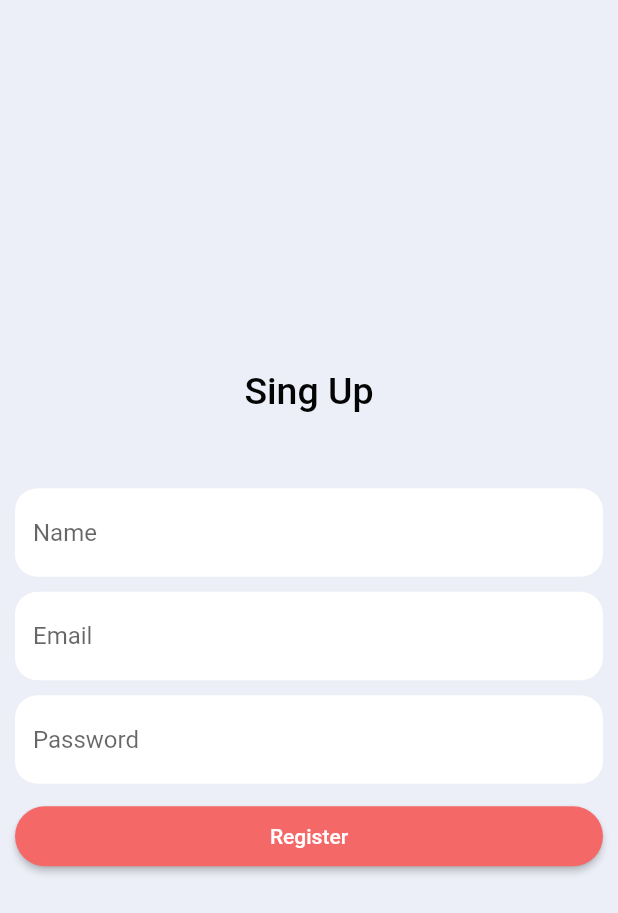
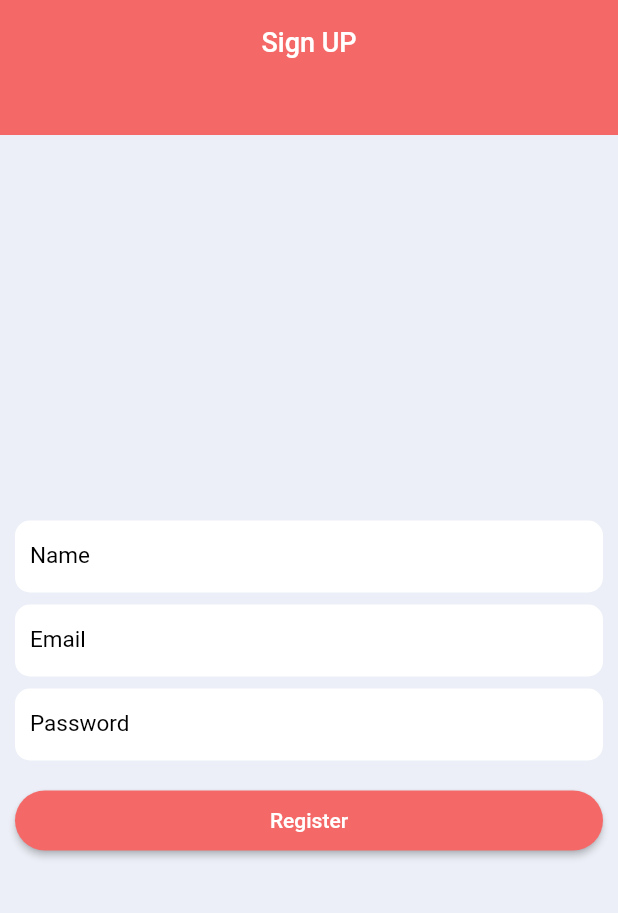
Before and after one commit to msnmuhsinpt/flutter_auth, a Flutter app: the screen it shows after launch, after a tap on "Sign Up", on a phone screen of 412 x 824 dp. Shown: the top 913 px of the screen. Run offline on Flutter 3.47's test engine with Material 2 defaults, Android fonts, the phone set to English and light mode, and no system bars; our stand-ins replace firebase_auth, firebase_core; accounts and stored records are empty.

```diff
--- a/lib/service/auth.dart
+++ b/lib/service/auth.dart
@@ -12,10 +12,15 @@ class AuthService {
 
   //auth change  user stream
 
-  Stream<UserList?> get user {
-    return _auth
-        .authStateChanges()
-        .map((User? user) => _userFromFirebase(user!));
+  Stream<UserList?>? get user {
+    try {
+      return _auth
+          .authStateChanges()
+          .map((User? user) => _userFromFirebase(user!));
+    } catch (e) {
+      print(e.toString());
+    }
+    return null;
   }
 
   //signIn anon
@@ -37,7 +42,7 @@ class AuthService {
       String name, String email, String password) async {
     try {
       UserCredential result = await _auth.createUserWithEmailAndPassword(
-          email: email, password: password);
+          email: email.trim(), password: password);
       User? user = result.user;
       return _userFromFirebase(user!);
     } catch (e) {
--- a/lib/service/wrapper.dart
+++ b/lib/service/wrapper.dart
@@ -1,8 +1,9 @@
 import 'package:flutter/material.dart';
 import 'package:flutter_auth/model/user_list.dart';
-import 'package:flutter_auth/ui/home_screen.dart';
-import 'package:flutter_auth/ui/loginscreen.dart';
+import 'package:flutter_auth/ui/screens/home_screen.dart';
 import 'package:provider/provider.dart';
+
+import '../ui/screens/login_screen.dart';
 
 class Wrapper extends StatelessWidget {
   const Wrapper({Key? key}) : super(key: key);
@@ -12,9 +13,11 @@ class Wrapper extends StatelessWidget {
     final user = Provider.of<UserList?>(context);
     if (user == null) {
       print("Not Login");
+      print(user.toString());
       return const LoginScreen();
     } else {
       print("Login");
+      print(user.toString());
       return const HomeScreen();
     }
   }
--- a/lib/ui/home_screen.dart
+++ /dev/null
@@ -1,48 +0,0 @@
-import 'package:flutter/material.dart';
-import 'package:flutter_auth/service/auth.dart';
-import 'package:flutter_auth/ui/loginscreen.dart';
-import 'package:flutter_auth/utils/appColor.dart';
-
-class HomeScreen extends StatefulWidget {
-  const HomeScreen({Key? key}) : super(key: key);
-
-  @override
-  State<HomeScreen> createState() => _HomeScreenState();
-}
-
-class _HomeScreenState extends State<HomeScreen> {
-  final AuthService _auth = AuthService();
-
-  @override
-  Widget build(BuildContext context) {
-    return Scaffold(
-      appBar: AppBar(
-        backgroundColor: AppColor.lightRed,
-        leading: Container(),
-        centerTitle: true,
-        title: const Text("Home"),
-        actions: [
-          TextButton(
-            onPressed: () async {
-              await _auth.userSignOut();
-              Navigator.push(
-                context,
-                MaterialPageRoute(builder: (context) => const LoginScreen()),
-              );
-            },
-            child: const Text(
-              "Sign Out",
-              style: TextStyle(
-                  fontWeight: FontWeight.w500,
-                  color: AppColor.white,
-                  fontSize: 17),
-            ),
-          ),
-        ],
-      ),
-      body: const Center(
-        child: Text('Appziac Technology'),
-      ),
-    );
-  }
-}
--- a/lib/ui/register_screen.dart
+++ /dev/null
@@ -1,151 +0,0 @@
-import 'package:flutter/material.dart';
-import 'package:flutter_auth/service/auth.dart';
-import 'package:flutter_auth/ui/home_screen.dart';
-
-import '../utils/appColor.dart';
-import '../utils/constant.dart';
-
-class RegisterScreen extends StatefulWidget {
-  const RegisterScreen({Key? key}) : super(key: key);
-
-  @override
-  State<RegisterScreen> createState() => _RegisterScreenState();
-}
-
-class _RegisterScreenState extends State<RegisterScreen> {
-  String error = "";
-  final AuthService _auth = AuthService();
-  final formKey = GlobalKey<FormState>();
-
-  //
-  TextEditingController nameController = TextEditingController();
-  TextEditingController emailController = TextEditingController();
-  TextEditingController passwordController = TextEditingController();
-
-  @override
-  Widget build(BuildContext context) {
-    return Scaffold(
-      resizeToAvoidBottomInset: false,
-      body: Container(
-        width: screenWidth(context),
-        color: AppColor.bgWhite,
-        child: Form(
-          key: formKey,
-          child: Column(
-            mainAxisAlignment: MainAxisAlignment.center,
-            children: [
-              const Text(
-                'Sing Up',
-                style: TextStyle(
-                    fontSize: 25,
-                    fontWeight: FontWeight.w500,
-                    color: AppColor.black),
-              ),
-              const SizedBox(
-                height: 50,
-              ),
-              SizedBox(
-                width: screenWidth(context) - 20,
-                child: TextFormField(
-                  controller: nameController,
-                  keyboardType: TextInputType.name,
-                  decoration: InputDecoration(
-                    border: OutlineInputBorder(
-                      borderRadius: BorderRadius.circular(15),
-                      borderSide: BorderSide.none,
-                    ),
-                    filled: true,
-                    fillColor: AppColor.white,
-                    hintText: 'Name',
-                  ),
-                  onSaved: (String? value) {
-                    // This optional block of code can be used to run
-                    // code when the user saves the form.
-                  },
-                  validator: (val) => val!.isEmpty ? 'Enter Name' : null,
-                ),
-              ),
-              const SizedBox(
-                height: 10,
-              ),
-              SizedBox(
-                width: screenWidth(context) - 20,
-                child: TextFormField(
-                  controller: emailController,
-                  keyboardType: TextInputType.name,
-                  decoration: InputDecoration(
-                    border: OutlineInputBorder(
-                      borderRadius: BorderRadius.circular(15),
-                      borderSide: BorderSide.none,
-                    ),
-                    filled: true,
-                    fillColor: AppColor.white,
-                    hintText: 'Email',
-                  ),
-                  onSaved: (String? value) {
-                    // This optional block of code can be used to run
-                    // code when the user saves the form.
-                  },
-                  validator: (val) => val!.isEmpty ? 'Enter Email' : null,
-                ),
-              ),
-              const SizedBox(
-                height: 10,
-              ),
-              SizedBox(
-                width: screenWidth(context) - 20,
-                child: TextFormField(
-                  controller: passwordController,
-                  keyboardType: TextInputType.visiblePassword,
-                  decoration: InputDecoration(
-                    filled: true,
-                    fillColor: AppColor.white,
-                    border: OutlineInputBorder(
-                      borderRadius: BorderRadius.circular(15),
-                      borderSide: BorderSide.none,
-                    ),
-                    hintText: 'Password',
-                  ),
-                  onSaved: (String? value) {
-                    // This optional block of code can be used to run
-                    // code when the user saves the form.
-                  },
-                  validator: (val) =>
-                      val!.length < 6 ? 'Enter Password 6+ character' : null,
-                ),
-              ),
-              const SizedBox(
-                height: 15,
-              ),
-              SizedBox(
-                width: screenWidth(context) - 20,
-                height: 40,
-                child: ElevatedButton(
-                    style: ElevatedButton.styleFrom(
-                        primary: AppColor.lightRed,
-                        shape: RoundedRectangleBorder(
-                          borderRadius: BorderRadius.circular(20),
-                        )),
-                    onPressed: () async {
-                      if (formKey.currentState!.validate()) {
-                        dynamic result = await _auth.signInWithEmailAndPassword(
-                          nameController.text.toString(),
-                          emailController.text.toString(),
-                          passwordController.text.toString(),
-                        );
-                        if (result == null) {
-                          setState(() => error = 'Please supply a valid email');
-                        } else {
-                          const HomeScreen();
-                        }
-                      }
-                    },
-                    child: const Text('Register')),
-              )
-            ],
-          ),
-        ),
-      ),
-    );
-  }
-}
--- /dev/null
+++ b/lib/ui/screens/home_screen.dart
@@ -0,0 +1,47 @@
+import 'package:flutter/material.dart';
+import 'package:flutter_auth/service/auth.dart';
+import 'package:flutter_auth/ui/widget/common/app_text_view.dart';
+import 'package:flutter_auth/utils/app_color.dart';
+
+class HomeScreen extends StatefulWidget {
+  const HomeScreen({Key? key}) : super(key: key);
+
+  @override
+  State<HomeScreen> createState() => _HomeScreenState();
+}
+
+class _HomeScreenState extends State<HomeScreen> {
+  final AuthService _auth = AuthService();
+
+  @override
+  Widget build(BuildContext context) {
+    return Scaffold(
+      appBar: AppBar(
+        leading: Container(),
+        title: appTextView(name: 'Home', isBold: true, size: 18,color: AppColor.white),
+        centerTitle: true,
+        actions: [
+          TextButton(
+            onPressed: () {
+              sighOut();
+            },
+            child: appTextView(name: 'Sign Out', size: 16,color: AppColor.white),
+          ),
+        ],
+        backgroundColor: AppColor.lightRed,
+      ),
+      body: Center(
+        child: Column(
+          mainAxisAlignment: MainAxisAlignment.center,
+          children: [
+            appTextView(name: 'Appziac Technologies', isBold: true),
+          ],
+        ),
+      ),
+    );
+  }
+
+  void sighOut() {
+    _auth.userSignOut();
+  }
+}
--- a/lib/ui/loginscreen.dart
+++ b/lib/ui/screens/login_screen.dart
@@ -1,10 +1,13 @@
 import 'package:flutter/material.dart';
 import 'package:flutter_auth/service/auth.dart';
-import 'package:flutter_auth/ui/home_screen.dart';
-import 'package:flutter_auth/ui/register_screen.dart';
+import 'package:flutter_auth/ui/screens/home_screen.dart';
+import 'package:flutter_auth/ui/screens/register_screen.dart';
+import 'package:flutter_auth/ui/widget/common/app_text_field.dart';
+import 'package:flutter_auth/ui/widget/common/app_text_view.dart';
+import 'package:flutter_auth/ui/widget/common/common_widget.dart';
 
-import '../utils/appColor.dart';
-import '../utils/constant.dart';
+import '../../utils/app_color.dart';
+import '../../utils/constant.dart';
 
 class LoginScreen extends StatefulWidget {
   const LoginScreen({Key? key}) : super(key: key);
@@ -15,6 +18,8 @@ class LoginScreen extends StatefulWidget {
 
 class _LoginScreenState extends State<LoginScreen> {
   final AuthService _auth = AuthService();
+  TextEditingController userNameController = TextEditingController();
+  TextEditingController passwordController = TextEditingController();
 
   @override
   Widget build(BuildContext context) {
@@ -26,9 +31,11 @@ class _LoginScreenState extends State<LoginScreen> {
         child: Column(
           mainAxisAlignment: MainAxisAlignment.center,
           children: [
+            // login UI
             loginUi(context),
+            // account login
             Row(
-              mainAxisAlignment: MainAxisAlignment.center,
+              mainAxisAlignment: MainAxisAlignment.spaceEvenly,
               children: [
                 Container(
                   decoration: BoxDecoration(
@@ -42,9 +49,6 @@ class _LoginScreenState extends State<LoginScreen> {
                         Image.asset('assets/images/ic_google.png', width: 45),
                   ),
                 ),
-                const SizedBox(
-                  width: 20,
-                ),
                 Container(
                   decoration: BoxDecoration(
                     color: AppColor.bgWhite,
@@ -55,9 +59,6 @@ class _LoginScreenState extends State<LoginScreen> {
                     padding: const EdgeInsets.all(5),
                     child: Image.asset('assets/images/ic_apple.png', width: 45),
                   ),
-                ),
-                const SizedBox(
-                  width: 20,
                 ),
                 Container(
                   decoration: BoxDecoration(
@@ -70,9 +71,6 @@ class _LoginScreenState extends State<LoginScreen> {
                     child:
                         Image.asset('assets/images/ic_facebook.png', width: 45),
                   ),
-                ),
-                const SizedBox(
-                  width: 20,
                 ),
                 InkWell(
                   child: Container(
@@ -102,7 +100,7 @@ class _LoginScreenState extends State<LoginScreen> {
                   },
                 ),
               ],
-            )
+            ),
           ],
         ),
       ),
@@ -112,50 +110,30 @@ class _LoginScreenState extends State<LoginScreen> {
   Widget loginUi(BuildContext context) {
     return Column(
       children: [
-        const Text(
-          'Welcome',
-          style: TextStyle(
-              fontSize: 25, fontWeight: FontWeight.w500, color: AppColor.black),
+        appTextView(
+          isBold: true,
+          size: 20,
+          name: 'Welcome',
         ),
         const SizedBox(
           height: 50,
         ),
-        Container(
-          padding: const EdgeInsets.only(left: 10, right: 10),
-          width: screenWidth(context) - 50,
-          height: 50,
-          decoration: BoxDecoration(
-              color: AppColor.white, borderRadius: BorderRadius.circular(15)),
-          child: const TextField(
-            //controller: passwordController,
-            decoration: InputDecoration(
-                border: InputBorder.none,
-                hintText: 'User Name',
-                hintStyle: TextStyle(color: Colors.black26)),
+        AppTextField(
+          controller: userNameController,
+          hintText: 'UserName',
+          inputAction: TextInputAction.next,
+          inputType: TextInputType.name,
         ),
+        dividerH(),
+        AppTextField(
+          controller: passwordController,
+          hintText: 'password',
+          inputAction: TextInputAction.done,
+          inputType: TextInputType.visiblePassword,
         ),
-        const SizedBox(
-          height: 15,
-        ),
-        Container(
-          padding: const EdgeInsets.only(left: 10, right: 10),
-          width: screenWidth(context) - 50,
-          height: 50,
-          decoration: BoxDecoration(
-              color: AppColor.white, borderRadius: BorderRadius.circular(15)),
-          child: const TextField(
-            //controller: passwordController,
-            decoration: InputDecoration(
-                border: InputBorder.none,
-                hintText: 'Password',
-                hintStyle: TextStyle(color: Colors.black26)),
-          ),
-        ),
-        const SizedBox(
-          height: 20,
-        ),
+        dividerH(),
         SizedBox(
-          width: screenWidth(context) - 50,
+          width: screenWidth(context) - 20,
           height: 50,
           child: ElevatedButton(
             style: ElevatedButton.styleFrom(
@@ -164,37 +142,31 @@ class _LoginScreenState extends State<LoginScreen> {
                   borderRadius: BorderRadius.circular(10),
                 )),
             onPressed: () {},
-              child: const Text(
-                'Sign In',
-                style: TextStyle(
-                    fontWeight: FontWeight.w500,
-                    fontSize: 16,
-                    color: AppColor.white),
-              )),
+            child: appTextView(
+                name: 'Login', color: AppColor.white, isBold: true, size: 16),
           ),
-        const SizedBox(
-          height: 20,
         ),
+        dividerH(),
         Row(
           mainAxisAlignment: MainAxisAlignment.center,
           children: [
-            const Text('I have no account'),
+            appTextView(name: ' I have no account'),
             TextButton(
               onPressed: () {
                 Navigator.push(
                   context,
                   MaterialPageRoute(
-                      builder: (context) => const RegisterScreen()),
+                    builder: (context) => const RegisterScreen(),
+                  ),
                 );
               },
-              child: const Text(
-                'Sign Up',
-                style: TextStyle(fontWeight: FontWeight.bold),
-              ),
+              child: appTextView(
+                  name: 'Sign Up', isBold: true, color: AppColor.lightBlue),
             ),
           ],
         ),
-        Row(children: [
+        Row(
+          children: [
             Expanded(
               child: Container(
                 margin: const EdgeInsets.only(right: 10, left: 25),
@@ -204,7 +176,7 @@ class _LoginScreenState extends State<LoginScreen> {
                 ),
               ),
             ),
-          const Text('or continue with'),
+            appTextView(name: 'or continue with'),
             Expanded(
               child: Container(
                   margin: const EdgeInsets.only(right: 25, left: 10),
@@ -213,10 +185,9 @@ class _LoginScreenState extends State<LoginScreen> {
                     color: AppColor.black,
                   )),
             ),
-        ]),
-        const SizedBox(
-          height: 20,
+          ],
         ),
+        dividerH(),
       ],
     );
   }
--- /dev/null
+++ b/lib/ui/screens/register_screen.dart
@@ -0,0 +1,93 @@
+import 'package:flutter/material.dart';
+import 'package:flutter_auth/service/auth.dart';
+import 'package:flutter_auth/ui/screens/home_screen.dart';
+import 'package:flutter_auth/ui/widget/common/app_appBar.dart';
+import 'package:flutter_auth/ui/widget/common/app_text_field.dart';
+import 'package:flutter_auth/ui/widget/common/common_widget.dart';
+
+import '../../utils/app_color.dart';
+import '../../utils/constant.dart';
+
+class RegisterScreen extends StatefulWidget {
+  const RegisterScreen({Key? key}) : super(key: key);
+
+  @override
+  State<RegisterScreen> createState() => _RegisterScreenState();
+}
+
+class _RegisterScreenState extends State<RegisterScreen> {
+  String error = "";
+  final AuthService _auth = AuthService();
+  final formKey = GlobalKey<FormState>();
+
+  //
+  TextEditingController nameController = TextEditingController();
+  TextEditingController emailController = TextEditingController();
+  TextEditingController passwordController = TextEditingController();
+
+  @override
+  Widget build(BuildContext context) {
+    return Scaffold(
+      resizeToAvoidBottomInset: false,
+      appBar: AppAppBar(
+        name: 'Sign UP',
+      ),
+      body: Container(
+        width: screenWidth(context),
+        color: AppColor.bgWhite,
+        child: Form(
+          key: formKey,
+          child: Column(
+            mainAxisAlignment: MainAxisAlignment.center,
+            children: [
+              AppTextField(
+                  controller: nameController,
+                  hintText: 'Name',
+                  inputAction: TextInputAction.next,
+                  inputType: TextInputType.name),
+              dividerSH(),
+              AppTextField(
+                  controller: emailController,
+                  hintText: 'Email',
+                  inputAction: TextInputAction.next,
+                  inputType: TextInputType.name),
+              dividerSH(),
+              AppTextField(
+                  controller: passwordController,
+                  hintText: 'Password',
+                  inputAction: TextInputAction.done,
+                  inputType: TextInputType.visiblePassword),
+             dividerH(),
+              SizedBox(
+                width: screenWidth(context) - 20,
+                height: 40,
+                child: ElevatedButton(
+                  style: ElevatedButton.styleFrom(
+                      primary: AppColor.lightRed,
+                      shape: RoundedRectangleBorder(
+                        borderRadius: BorderRadius.circular(20),
+                      )),
+                  onPressed: () async {
+                    if (formKey.currentState!.validate()) {
+                      dynamic result = await _auth.signInWithEmailAndPassword(
+                        nameController.text.toString(),
+                        emailController.text.toString(),
+                        passwordController.text.toString(),
+                      );
+                      if (result == null) {
+                        setState(() => error = 'Please supply a valid email');
+                      } else {
+                        const HomeScreen();
+                      }
+                    }
+                  },
+                  child: const Text('Register'),
+                ),
+              )
+            ],
+          ),
+        ),
+      ),
+    );
+  }
+}
--- /dev/null
+++ b/lib/ui/widget/common/app_appBar.dart
@@ -0,0 +1,31 @@
+import 'package:flutter/material.dart';
+
+import '../../../utils/app_color.dart';
+import 'app_text_view.dart';
+
+class AppAppBar extends StatelessWidget implements PreferredSizeWidget {
+  String name;
+
+  AppAppBar({
+    Key? key,
+    required this.name,
+  }) : super(key: key);
+
+  @override
+  Size get preferredSize => const Size.fromHeight(100);
+
+  @override
+  Widget build(BuildContext context) {
+    return SizedBox(
+      height: 90,
+      child: AppBar(
+        centerTitle: true,
+        title: appTextView(
+            name: name, color: AppColor.white, isBold: true, size: 18),
+        leading: Container(),
+        backgroundColor: AppColor.lightRed,
+        elevation: 0,
+      ),
+    );
+  }
+}
--- /dev/null
+++ b/lib/ui/widget/common/app_text_field.dart
@@ -0,0 +1,48 @@
+import 'package:flutter/material.dart';
+import 'package:flutter_auth/utils/app_color.dart';
+import 'package:flutter_auth/utils/constant.dart';
+
+class AppTextField extends StatelessWidget {
+  final String hintText;
+  final inputType;
+  final inputAction;
+  final controller;
+
+  AppTextField({
+    required this.controller,
+    required this.hintText,
+    this.inputType,
+    this.inputAction,
+  });
+
+  @override
+  Widget build(BuildContext context) {
+    return SizedBox(
+      width: screenWidth(context) - 20,
+      child: TextField(
+        controller: controller,
+        keyboardType: inputType,
+        textInputAction: inputAction,
+        maxLength: 25,
+        decoration: InputDecoration(
+          filled: true,
+          fillColor: AppColor.white,
+          //don't show limit
+          counterText: "",
+          labelText: hintText,
+          labelStyle: const TextStyle(fontSize: 15, color: Colors.black),
+          // hintText: hintText,
+          contentPadding: const EdgeInsets.all(10),
+          enabledBorder: OutlineInputBorder(
+            borderRadius: BorderRadius.circular(10),
+            borderSide: BorderSide.none,
+          ),
+          focusedBorder: OutlineInputBorder(
+            borderRadius: BorderRadius.circular(10),
+            borderSide: BorderSide.none,
+          ),
+        ),
+      ),
+    );
+  }
+}
--- /dev/null
+++ b/lib/ui/widget/common/app_text_view.dart
@@ -0,0 +1,20 @@
+import 'package:flutter/cupertino.dart';
+
+import '../../../utils/app_color.dart';
+
+Widget appTextView(
+    {String name = "",
+      double size = 15,
+      int maxLines = 1,
+      Color color = AppColor.black,
+      bool isBold = false}) {
+  return Text(
+    name,
+    style: TextStyle(
+        fontSize: size,
+        fontWeight: isBold ? FontWeight.w500 : FontWeight.normal,
+        color: color),
+    overflow: TextOverflow.ellipsis,
+    maxLines: maxLines,
+  );
+}
--- /dev/null
+++ b/lib/ui/widget/common/common_widget.dart
@@ -0,0 +1,22 @@
+
+import 'package:flutter/material.dart';
+
+Widget dividerH() {
+  return const SizedBox(height: 20);
+}
+
+Widget dividerSH() {
+  return const SizedBox(height: 8);
+}
+Widget dividerSW() {
+  return const SizedBox(width: 8);
+}
+Widget dividerSSW() {
+  return const SizedBox(width: 3);
+}
+Widget dividerW() {
+  return const SizedBox(width: 20);
+}
+Widget dividerLW() {
+  return const SizedBox(width: 12);
+}
--- a/lib/utils/appColor.dart
+++ b/lib/utils/app_color.dart
@@ -6,4 +6,5 @@ class AppColor {
   static const black = Color(0xff040405);
   static const lightBlack = Color(0xff817d89);
   static const lightRed = Color(0xfff46968);
+  static const lightBlue = Color(0xff0e9ce1);
 }
```
Lines whose indentation alone changed are shown as unchanged.
